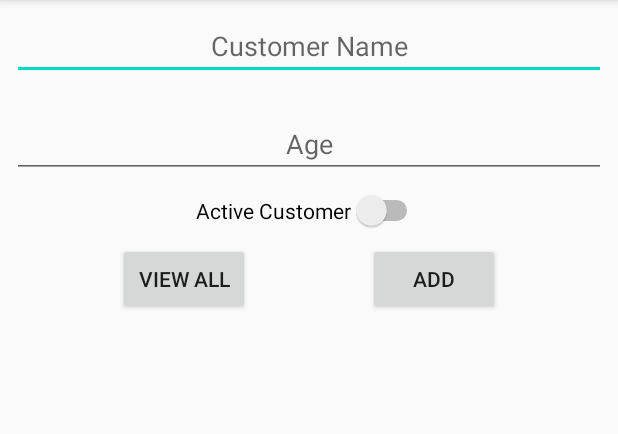
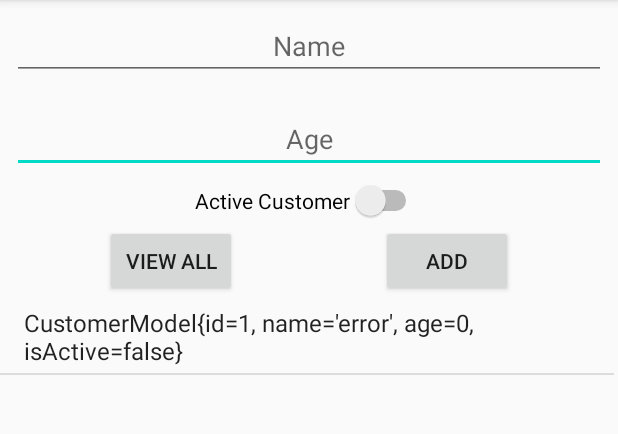
Before and after one commit to Aaron-Cartier/PotatoGaming, an Android app: the localDatabase screen opened directly, with no data from a screen before it, after a tap on "ADD", on a phone screen of 412 x 824 dp, the part 84-518 px from its top. Run offline under Robolectric (Android 15) with nearby library versions, the phone set to English and light mode, and no system bars.

Commit message:
commit 04 - local database implemented, CRUD works 100%, will work on modifying the app's home page now..

```diff
--- a/app/src/main/java/com/example/potatogaming/DataBaseLocal.java
+++ b/app/src/main/java/com/example/potatogaming/DataBaseLocal.java
@@ -1,4 +1,94 @@
 package com.example.potatogaming;
 
-public class DataBaseLocal {
+import android.content.ContentValues;
+import android.content.Context;
+import android.database.Cursor;
+import android.database.sqlite.SQLiteDatabase;
+import android.database.sqlite.SQLiteOpenHelper;
+
+import androidx.annotation.Nullable;
+
+import java.util.ArrayList;
+import java.util.List;
+
+public class DataBaseLocal extends SQLiteOpenHelper {
+    public static final String CUSTOMER_TABLE = "CUSTOMER_TABLE";
+    public static final String COLUMN_CUSTOMER_NAME = "CUSTOMER_NAME";
+    public static final String COLUMN_CUSTOMER_AGE = "CUSTOMER_AGE";
+    public static final String COLUMN_ACTIVE_CUSTOMER = "ACTIVE_CUSTOMER";
+    public static final String COLUMN_ID = "ID";
+
+    public DataBaseLocal(@Nullable Context context) {
+        super(context, "customer.db", null,1);
+    }
+
+    @Override
+    public void onCreate(SQLiteDatabase db) {
+        String createTableStatement = "CREATE TABLE " + CUSTOMER_TABLE + " (" + COLUMN_ID + " INTEGER PRIMARY KEY AUTOINCREMENT, " + COLUMN_CUSTOMER_NAME + " TEXT, " + COLUMN_CUSTOMER_AGE + " INT, " + COLUMN_ACTIVE_CUSTOMER + " BOOL)";
+        db.execSQL(createTableStatement);
+    }
+
+    @Override
+    public void onUpgrade(SQLiteDatabase db, int oldVersion, int newVersion) {
+
+    }
+
+    public boolean addOne(CustomerModel customerModel){
+        SQLiteDatabase db = this.getWritableDatabase();
+        ContentValues cv = new ContentValues();
+
+        cv.put(COLUMN_CUSTOMER_NAME, customerModel.getName());
+        cv.put(COLUMN_CUSTOMER_AGE, customerModel.getAge());
+        cv.put(COLUMN_ACTIVE_CUSTOMER, customerModel.isActive());
+
+        long insert = db.insert(CUSTOMER_TABLE, null, cv);
+        if (insert == -1) {
+            return false;
+        }
+        else {
+            return true;
+        }
+    }
+    public boolean deleteOne(CustomerModel customerModel) {
+        SQLiteDatabase db = this.getWritableDatabase();
+        String queryString = "DELETE FROM " + CUSTOMER_TABLE + " WHERE " + COLUMN_ID + " = " + customerModel.getId();
+
+        Cursor cursor = db.rawQuery(queryString, null);
+
+        if(cursor.moveToFirst()) {
+            return true;
+        }
+        else {
+            return false;
+        }
+    }
+
+    public List<CustomerModel> getEveryone() {
+        List<CustomerModel> returnList = new ArrayList<>();
+
+        String queryString = "SELECT * FROM " + CUSTOMER_TABLE;
+
+        SQLiteDatabase db = this.getReadableDatabase();
+
+        Cursor cursor = db.rawQuery(queryString, null);
+
+        if(cursor.moveToFirst()){
+            do {
+                int customerID = cursor.getInt(0);
+                String customerName = cursor.getString(1);
+                int customerAge = cursor.getInt(2);
+                boolean customerActive = cursor.getInt(3) == 1 ? true: false;
+
+                CustomerModel newCustomer = new CustomerModel(customerID, customerName, customerAge, customerActive);
+                returnList.add(newCustomer);
+
+            } while (cursor.moveToNext());
+        }
+        else {
+
+        }
+        cursor.close();
+        db.close();
+        return returnList;
+    }
 }
--- a/app/src/main/java/com/example/potatogaming/localDatabase.java
+++ b/app/src/main/java/com/example/potatogaming/localDatabase.java
@@ -2,13 +2,19 @@ package com.example.potatogaming;
 
 import androidx.appcompat.app.AppCompatActivity;
 
+import android.media.ImageReader;
 import android.os.Bundle;
+import android.provider.ContactsContract;
 import android.view.View;
+import android.widget.AdapterView;
+import android.widget.ArrayAdapter;
 import android.widget.Button;
 import android.widget.EditText;
 import android.widget.ListView;
 import android.widget.Switch;
 import android.widget.Toast;
+
+import java.util.List;
 
 public class localDatabase extends AppCompatActivity {
 
@@ -16,6 +22,8 @@ public class localDatabase extends AppCompatActivity {
     EditText et_name, et_age;
     Switch sw_activeCustomer;
     ListView lv_customerList;
+    ArrayAdapter customerArrayAdapter;
+    DataBaseLocal dataBaseLocal = new DataBaseLocal(localDatabase.this);
 
     @Override
     protected void onCreate(Bundle savedInstanceState) {
@@ -29,23 +37,54 @@ public class localDatabase extends AppCompatActivity {
         sw_activeCustomer = findViewById(R.id.sw_Active);
         lv_customerList = findViewById(R.id.lv_customerList);
 
+        final DataBaseLocal dataBaseLocal = new DataBaseLocal(localDatabase.this);
+        ShowCustomersOnListView(dataBaseLocal);
+
         btn_Add.setOnClickListener(new View.OnClickListener() {
             @Override
             public void onClick(View v) {
+                CustomerModel customerModel;
                 try {
-                    CustomerModel customerModel = new CustomerModel(-1, et_name.getText().toString(), Integer.parseInt(et_age.getText().toString()), sw_activeCustomer.isChecked());
+                    customerModel = new CustomerModel(-1, et_name.getText().toString(), Integer.parseInt(et_age.getText().toString()), sw_activeCustomer.isChecked());
+                } catch (Exception e) {
+                    Toast.makeText(localDatabase.this, "Please fill out all fields", Toast.LENGTH_SHORT).show();
+                    customerModel = new CustomerModel(-1, "error", 0, false);
                 }
-                catch(Exception e){
-                    Toast.makeText(localDatabase.this, "Please fill out all fields", Toast.LENGTH_SHORT).show();
-                }
+
+                DataBaseLocal dataBaseLocal = new DataBaseLocal(localDatabase.this);
+
+                boolean success = dataBaseLocal.addOne(customerModel);
+
+                Toast.makeText(localDatabase.this, "Success = " + success, Toast.LENGTH_SHORT).show();
+                ShowCustomersOnListView(dataBaseLocal);
+
             }
         });
 
         btn_Viewall.setOnClickListener(new View.OnClickListener() {
             @Override
             public void onClick(View v) {
+                DataBaseLocal dataBaseLocal = new DataBaseLocal(localDatabase.this);
+                //List<CustomerModel> everyone = dataBaseLocal.getEveryone();
+
+                //Toast.makeText(localDatabase.this, everyone.toString(), Toast.LENGTH_SHORT).show();
+                ShowCustomersOnListView(dataBaseLocal);
 
             }
         });
+
+        lv_customerList.setOnItemClickListener(new AdapterView.OnItemClickListener() {
+            @Override
+            public void onItemClick(AdapterView<?> parent, View view, int position, long id) {
+                CustomerModel clickedCustomer = (CustomerModel) parent.getItemAtPosition(position);
+                dataBaseLocal.deleteOne(clickedCustomer);
+                ShowCustomersOnListView(dataBaseLocal);
+                Toast.makeText(localDatabase.this, "Customer Deleted" + clickedCustomer.toString(), Toast.LENGTH_SHORT).show();
+            }
+        });
+    }
+    private void ShowCustomersOnListView(DataBaseLocal dataBaseLocal) {
+        customerArrayAdapter = new ArrayAdapter<CustomerModel>(localDatabase.this, android.R.layout.simple_list_item_1, dataBaseLocal.getEveryone());
+        lv_customerList.setAdapter(customerArrayAdapter);
     }
 }
--- a/app/src/main/res/layout/activity_local_database.xml
+++ b/app/src/main/res/layout/activity_local_database.xml
@@ -1,61 +1,28 @@
 <?xml version="1.0" encoding="utf-8"?>
-<androidx.constraintlayout.widget.ConstraintLayout xmlns:android="http://schemas.android.com/apk/res/android"
+<RelativeLayout xmlns:android="http://schemas.android.com/apk/res/android"
     xmlns:app="http://schemas.android.com/apk/res-auto"
     xmlns:tools="http://schemas.android.com/tools"
     android:layout_width="match_parent"
     android:layout_height="match_parent"
     tools:context=".localDatabase">
 
-    <EditText
-        android:id="@+id/et_name"
-        android:layout_width="0dp"
-        android:layout_height="wrap_content"
-        android:layout_marginStart="8dp"
-        android:layout_marginTop="8dp"
-        android:layout_marginEnd="8dp"
-        android:ems="10"
-        android:hint="@string/CustomerName"
-        android:inputType="textPersonName"
-        android:textAlignment="center"
-        app:layout_constraintEnd_toEndOf="parent"
-        app:layout_constraintStart_toStartOf="parent"
-        app:layout_constraintTop_toTopOf="parent"
-        android:autofillHints="" />
-
-    <EditText
-        android:id="@+id/et_age"
-        android:layout_width="0dp"
-        android:layout_height="wrap_content"
-        android:layout_marginStart="8dp"
-        android:layout_marginTop="20dp"
-        android:layout_marginEnd="8dp"
-        android:ems="10"
-        android:hint="@string/CustomerAge"
-        android:inputType="number"
-        android:textAlignment="center"
-        app:layout_constraintEnd_toEndOf="parent"
-        app:layout_constraintHorizontal_bias="0.497"
-        app:layout_constraintStart_toStartOf="parent"
-        app:layout_constraintTop_toBottomOf="@+id/et_name"
-        android:autofillHints="" />
-
     <Switch
         android:id="@+id/sw_Active"
         android:layout_width="wrap_content"
         android:layout_height="wrap_content"
-        android:layout_marginStart="8dp"
-        android:layout_marginTop="8dp"
-        android:layout_marginEnd="8dp"
+        android:layout_marginLeft="130dp"
+        android:layout_marginTop="120dp"
         android:text="@string/ActiveCustomer"
         app:layout_constraintEnd_toEndOf="parent"
         app:layout_constraintStart_toStartOf="parent"
-        app:layout_constraintTop_toBottomOf="@+id/et_age" />
+        />
 
     <Button
         android:id="@+id/btn_Viewall"
         android:layout_width="wrap_content"
         android:layout_height="wrap_content"
-        android:layout_marginTop="8dp"
+        android:layout_marginLeft="70dp"
+        android:layout_marginTop="150dp"
         android:text="@string/ViewAll"
         app:layout_constraintEnd_toStartOf="@+id/btn_Add"
         app:layout_constraintStart_toStartOf="parent"
@@ -65,6 +32,9 @@
         android:id="@+id/btn_Add"
         android:layout_width="wrap_content"
         android:layout_height="wrap_content"
+        android:layout_alignParentEnd="true"
+        android:layout_marginTop="150dp"
+        android:layout_marginEnd="70dp"
         android:text="@string/Add"
         app:layout_constraintEnd_toEndOf="parent"
         app:layout_constraintStart_toEndOf="@id/btn_Viewall"
@@ -74,8 +44,40 @@
         android:id="@+id/lv_customerList"
         android:layout_width="409dp"
         android:layout_height="520dp"
+        android:layout_below="@+id/sw_Active"
+        android:layout_alignParentBottom="true"
+        android:layout_marginTop="53dp"
+        android:layout_marginBottom="11dp"
         app:layout_constraintBottom_toBottomOf="parent"
         app:layout_constraintEnd_toEndOf="parent"
         app:layout_constraintStart_toStartOf="parent"
         app:layout_constraintTop_toBottomOf="@+id/btn_Viewall" />
-</androidx.constraintlayout.widget.ConstraintLayout>
+
+    <EditText
+        android:id="@+id/et_age"
+        android:layout_width="wrap_content"
+        android:layout_height="wrap_content"
+        android:layout_alignParentStart="true"
+        android:layout_alignParentEnd="true"
+        android:layout_marginStart="8dp"
+        android:layout_marginTop="70dp"
+        android:layout_marginEnd="8dp"
+        android:ems="10"
+        android:hint="Age"
+        android:inputType="number"
+        android:textAlignment="center" />
+
+    <EditText
+        android:id="@+id/et_name"
+        android:layout_width="wrap_content"
+        android:layout_height="wrap_content"
+        android:layout_alignParentStart="true"
+        android:layout_alignParentEnd="true"
+        android:layout_marginStart="8dp"
+        android:layout_marginTop="8dp"
+        android:layout_marginEnd="8dp"
+        android:ems="10"
+        android:hint="Name"
+        android:inputType="textPersonName"
+        android:textAlignment="center" />
+</RelativeLayout>
```
